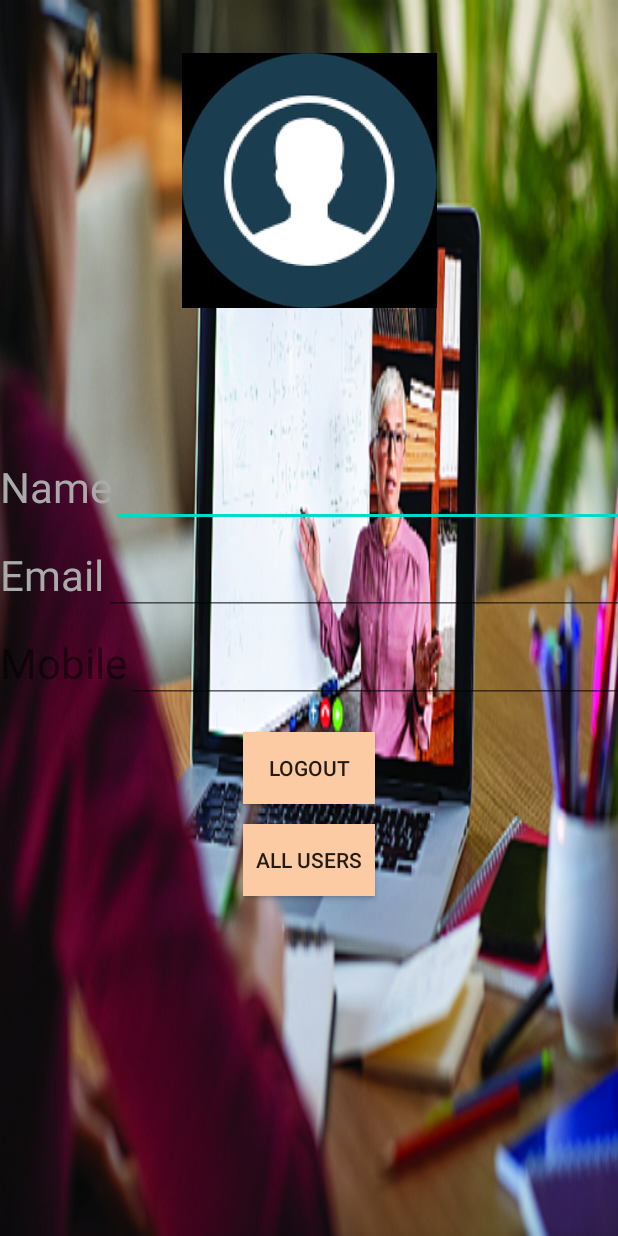
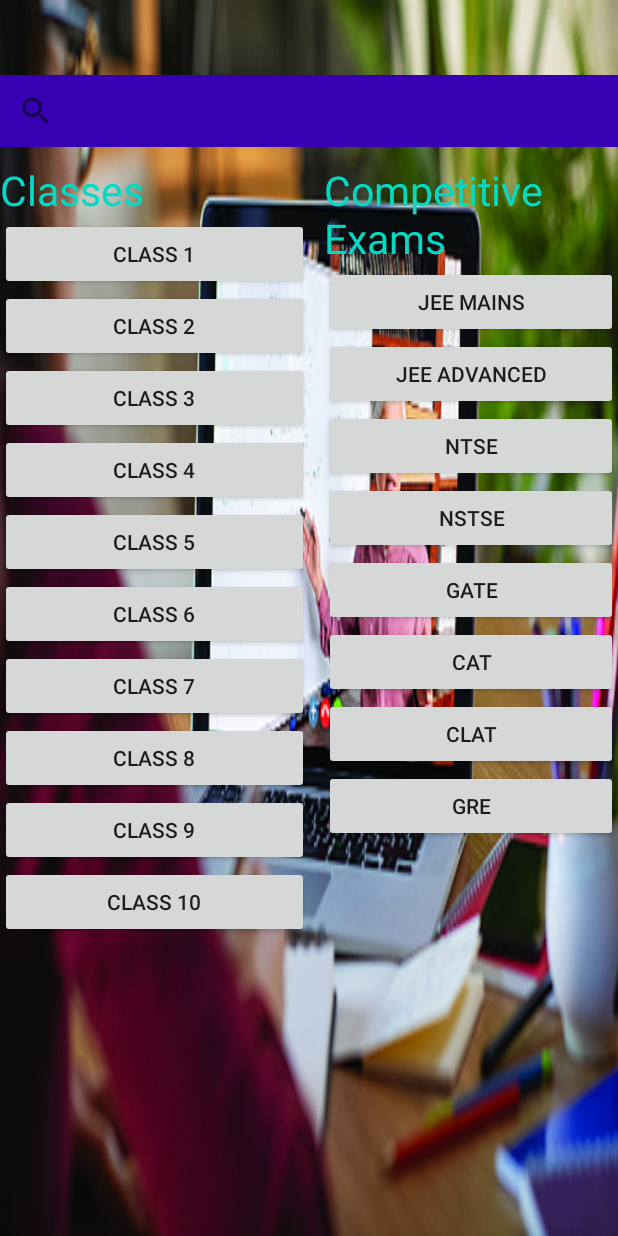
Before and after one commit to PriyankaPriyadarshini1809/elearningapp, an Android app: the screen it shows after launch once a user with an empty profile is signed in (LoginActivity), on a phone screen of 412 x 824 dp. Run offline under Robolectric (Android 15) with nearby library versions, the phone set to English and light mode, and no system bars; our stand-ins replace Firebase (no records; nobody signed in at launch, a user with empty details on screens opened directly); Roboto replaces fonts that are not available here.

Commit message:
lots of changes done

```diff
--- a/app/build.gradle
+++ b/app/build.gradle
@@ -24,8 +24,7 @@ android {
 }
 
 dependencies {
-    implementation fileTree(dir: 'libs', include: ['*.jar'])
-
+    implementation fileTree(include: ['*.jar'], dir: 'libs')
     implementation 'androidx.appcompat:appcompat:1.1.0'
     implementation 'androidx.constraintlayout:constraintlayout:1.1.3'
     testImplementation 'junit:junit:4.12'
@@ -34,10 +33,6 @@ dependencies {
     implementation 'com.google.firebase:firebase-analytics:17.4.4'
     implementation 'com.google.firebase:firebase-auth:19.3.2'
     implementation 'com.google.firebase:firebase-database:19.3.1'
-
-
-
-
-
+    implementation files('libs/YouTubeAndroidPlayerApi.jar')
 }
 apply plugin: 'com.google.gms.google-services'
--- a/app/src/main/java/com/example/android/myapp/LoginActivity.java
+++ b/app/src/main/java/com/example/android/myapp/LoginActivity.java
@@ -4,6 +4,7 @@ import androidx.annotation.NonNull;
 import androidx.appcompat.app.AppCompatActivity;
 
 import android.content.Intent;
+import android.net.Uri;
 import android.os.Bundle;
 import android.view.Menu;
 import android.view.MenuItem;
@@ -12,11 +13,10 @@ import android.widget.Button;
 
 import com.google.firebase.auth.FirebaseAuth;
 import com.google.firebase.auth.FirebaseUser;
+public class LoginActivity extends AppCompatActivity {
 
-public class LoginActivity extends AppCompatActivity {
-    private FirebaseAuth firebaseAuth;
-    private Button logout;
-    private Button allusers;
+    Button b10;
+    Button gate;
 
 
     @Override
@@ -24,40 +24,32 @@ public class LoginActivity extends AppCompatActivity {
         super.onCreate(savedInstanceState);
         setContentView(R.layout.activity_login);
 
-        firebaseAuth=FirebaseAuth.getInstance();
-        logout=(Button) findViewById(R.id.logout);
-        logout.setOnClickListener(new View.OnClickListener() {
+        b10=findViewById(R.id.class10);
+        gate=findViewById(R.id.gate);
+
+
+
+        b10.setOnClickListener(new View.OnClickListener() {
             @Override
             public void onClick(View view) {
-                firebaseAuth.signOut();
-                finish();
-                startActivity(new Intent(LoginActivity.this,HomeActivity.class));
+                gotoUrl("https://youtube.com/c/ArvindAcademy");
+            }
+        });
+        gate.setOnClickListener(new View.OnClickListener() {
+            @Override
+            public void onClick(View view) {
+                gotoUrl("https://youtube.com/channel/UCwh_qd5g7I88OVr8FM1PnjQ");
             }
         });
 
 
 
-    }
-    private void Logout(){
-        firebaseAuth.signOut();
-        finish();
-        startActivity(new Intent(LoginActivity.this,HomeActivity.class));
+
     }
 
-    @Override
-    public boolean onCreateOptionsMenu(Menu menu) {
-        getMenuInflater().inflate(R.menu.menu,menu);
-        return true;
-    }
-
-    @Override
-    public boolean onOptionsItemSelected(@NonNull MenuItem item) {
-        switch (item.getItemId()){
-            case R.id.LogoutMenu:{
-                Logout();
-            }
-        }
-        return super.onOptionsItemSelected(item);
+    private void gotoUrl(String s) {
+        Uri uri=Uri.parse(s);
+        startActivity(new Intent(Intent.ACTION_VIEW,uri));
     }
 
 
--- a/app/src/main/res/layout/activity_login.xml
+++ b/app/src/main/res/layout/activity_login.xml
@@ -8,73 +8,154 @@
     tools:context=".LoginActivity"
     android:background="@drawable/bg">
 
-    <ImageView
-        android:layout_width="wrap_content"
-        android:layout_height="205dp"
-        android:src="@drawable/usericon"
-        android:paddingTop="35dp"
-        android:layout_gravity="center"/>
+
+    <SearchView
+        android:layout_width="match_parent"
+        android:layout_height="wrap_content"
+        android:layout_marginTop="50dp"
+        android:background="@color/colorPrimaryDark"/>
+    <LinearLayout
+        android:layout_width="match_parent"
+        android:layout_height="wrap_content"
+        android:orientation="horizontal"
+        android:layout_marginTop="10dp">
+        <LinearLayout
+            android:layout_width="0dp"
+            android:layout_height="wrap_content"
+            android:layout_weight="1"
+            android:orientation="vertical">
+            <TextView
+                android:layout_width="match_parent"
+                android:layout_height="wrap_content"
+                android:text="Classes"
+                android:textColor="@color/colorAccent"
+                android:textSize="27dp"/>
+            <ScrollView
+                android:layout_width="match_parent"
+                android:layout_height="wrap_content">
+                <LinearLayout
+                    android:layout_width="match_parent"
+                    android:layout_height="wrap_content"
+                    android:orientation="vertical">
+
+                    <Button
+                        android:layout_width="match_parent"
+                        android:layout_height="wrap_content"
+                        android:text="class 1"
+                        android:id="@+id/class1"/>
+                    <Button
+                        android:layout_width="match_parent"
+                        android:layout_height="wrap_content"
+                        android:text="class 2"
+                        android:id="@+id/class2"/>
+                    <Button
+                        android:layout_width="match_parent"
+                        android:layout_height="wrap_content"
+                        android:text="class 3"
+                        android:id="@+id/class3"/>
+                    <Button
+                        android:layout_width="match_parent"
+                        android:layout_height="wrap_content"
+                        android:text="class 4"
+                        android:id="@+id/class4"/>
+                    <Button
+                        android:layout_width="match_parent"
+                        android:layout_height="wrap_content"
+                        android:text="class 5"
+                        android:id="@+id/class5"/>
+                    <Button
+                        android:layout_width="match_parent"
+                        android:layout_height="wrap_content"
+                        android:text="class 6"
+                        android:id="@+id/class6"/>
+                    <Button
+                        android:layout_width="match_parent"
+                        android:layout_height="wrap_content"
+                        android:text="class 7"
+                        android:id="@+id/class7"/>
+                    <Button
+                        android:layout_width="match_parent"
+                        android:layout_height="wrap_content"
+                        android:text="class 8"
+                        android:id="@+id/class8"/>
+                    <Button
+                        android:layout_width="match_parent"
+                        android:layout_height="wrap_content"
+                        android:text="class 9"
+                        android:id="@+id/class9"/>
+                    <Button
+                        android:layout_width="match_parent"
+                        android:layout_height="wrap_content"
+                        android:text="class 10"
+                        android:id="@+id/class10"/>
+                </LinearLayout>
+            </ScrollView>
+        </LinearLayout>
+        <LinearLayout
+            android:layout_width="0dp"
+            android:layout_height="wrap_content"
+            android:orientation="vertical"
+            android:layout_weight="1"
+            android:paddingLeft="10dp">
+            <TextView
+                android:layout_width="match_parent"
+                android:layout_height="wrap_content"
+                android:text="Competitive Exams"
+                android:textColor="@color/colorAccent"
+                android:textSize="27dp"/>
+            <ScrollView
+                android:layout_width="match_parent"
+                android:layout_height="wrap_content">
+                <LinearLayout
+                    android:layout_width="match_parent"
+                    android:layout_height="wrap_content"
+                    android:orientation="vertical">
+
+                    <Button
+                        android:layout_width="match_parent"
+                        android:layout_height="wrap_content"
+                        android:text="JEE MAINS"
+                        android:id="@+id/jm"/>
+                    <Button
+                        android:layout_width="match_parent"
+                        android:layout_height="wrap_content"
+                        android:text="JEE ADVANCED"
+                        android:id="@+id/ja"/>
+                    <Button
+                        android:layout_width="match_parent"
+                        android:layout_height="wrap_content"
+                        android:text="NTSE"
+                        android:id="@+id/ntse"/>
+                    <Button
+                        android:layout_width="match_parent"
+                        android:layout_height="wrap_content"
+                        android:text="NSTSE"
+                        android:id="@+id/nstse"/>
+                    <Button
+                        android:layout_width="match_parent"
+                        android:layout_height="wrap_content"
+                        android:text="GATE"
+                        android:id="@+id/gate"/>
+                    <Button
+                        android:layout_width="match_parent"
+                        android:layout_height="wrap_content"
+                        android:text="CAT"
+                        android:id="@+id/cat"/>
+                    <Button
+                        android:layout_width="match_parent"
+                        android:layout_height="wrap_content"
+                        android:text="CLAT"
+                        android:id="@+id/clat"/>
+                    <Button
+                        android:layout_width="match_parent"
+                        android:layout_height="wrap_content"
+                        android:text="GRE"
+                        android:id="@+id/gre"/>
+                </LinearLayout>
+            </ScrollView>
+        </LinearLayout>
+
+    </LinearLayout>
 
 
-    <LinearLayout
-        android:layout_width="wrap_content"
-        android:layout_height="wrap_content"
-        android:orientation="horizontal"
-        android:layout_marginTop="100dp">
-        <TextView
-            android:layout_width="wrap_content"
-            android:layout_height="wrap_content"
-            android:textSize="28dp"
-            android:text="Name"
-            android:textColor="@android:color/darker_gray"/>
-        <EditText
-            android:layout_width="500dp"
-            android:layout_height="wrap_content"/>
-    </LinearLayout>
-    <LinearLayout
-        android:layout_width="wrap_content"
-        android:layout_height="wrap_content"
-        android:orientation="horizontal"
-        android:layout_marginTop="13dp">
-        <TextView
-            android:layout_width="wrap_content"
-            android:layout_height="wrap_content"
-            android:textSize="28dp"
-            android:text="Email"
-            android:textColor="@android:color/darker_gray"/>
-        <EditText
-            android:layout_width="500dp"
-            android:layout_height="wrap_content"/>
-    </LinearLayout>
-    <LinearLayout
-        android:layout_width="wrap_content"
-        android:layout_height="wrap_content"
-        android:orientation="horizontal"
-        android:layout_marginTop="13dp">
-        <TextView
-            android:layout_width="wrap_content"
-            android:layout_height="wrap_content"
-            android:textSize="28dp"
-            android:text="Mobile"/>
-        <EditText
-            android:layout_width="500dp"
-            android:layout_height="wrap_content"/>
-    </LinearLayout>
-    <Button
-        android:layout_width="wrap_content"
-        android:layout_height="wrap_content"
-        android:text="Logout"
-        android:layout_gravity="center"
-        android:background="#fccba4"
-        android:layout_marginTop="20dp"
-        android:id="@+id/logout"/>
-    <Button
-        android:layout_width="wrap_content"
-        android:layout_height="wrap_content"
-        android:layout_gravity="center"
-        android:layout_marginTop="13dp"
-        android:text="All Users"
-        android:background="#fccba4"
-        android:id="@+id/allusers"/>
-
 </LinearLayout>
```
